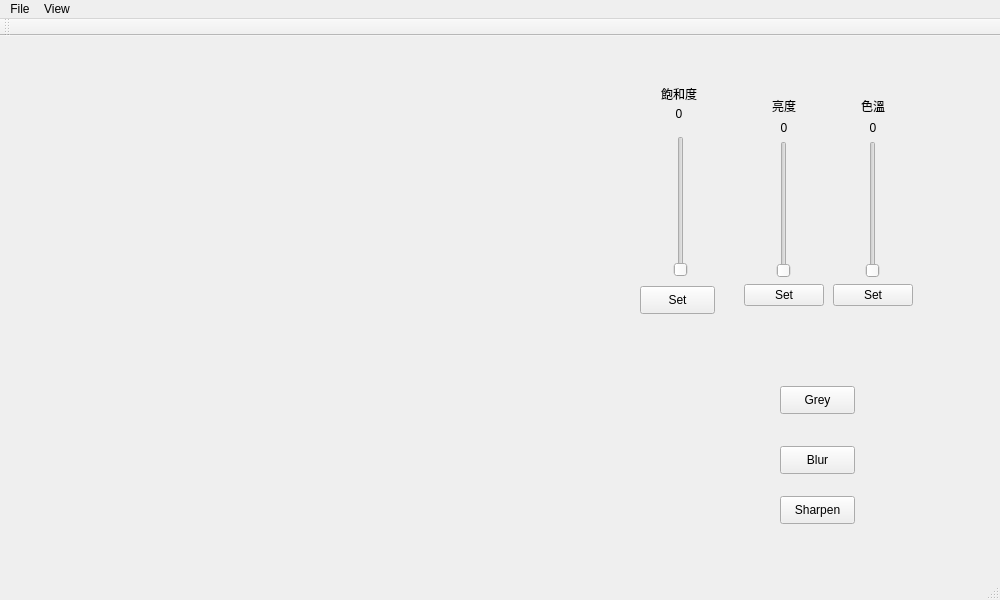
WesleyCh3n/Photo-Editor, file mainwindow.ui: the form before one commit.
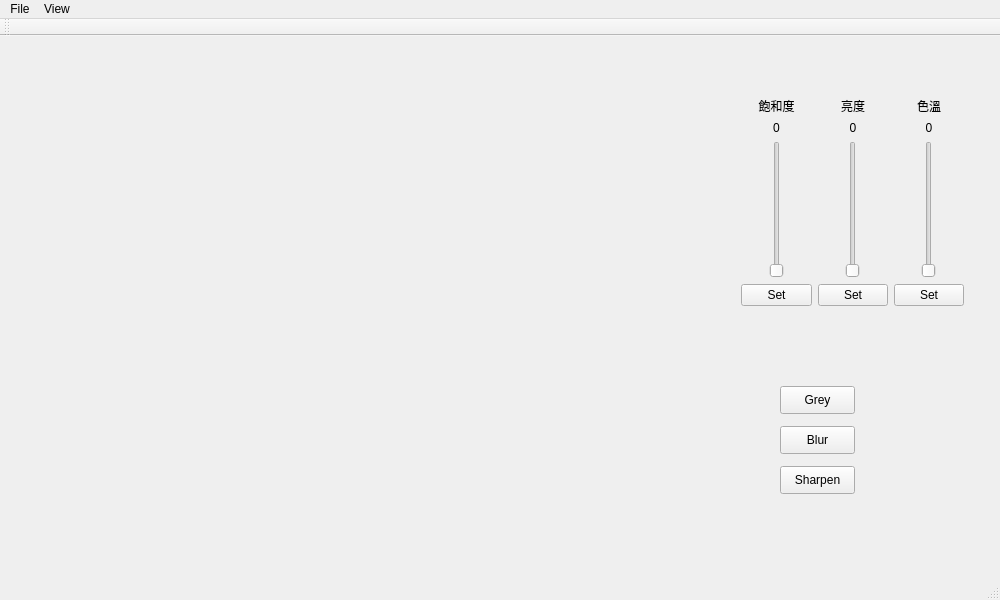
The form after the commit.

```diff
--- a/mainwindow.ui
+++ b/mainwindow.ui
@@ -45,11 +45,65 @@
      <rect>
       <x>730</x>
       <y>50</y>
-      <width>199</width>
+      <width>245</width>
       <height>231</height>
      </rect>
     </property>
     <layout class="QHBoxLayout" name="horizontalLayout">
+     <item>
+      <layout class="QVBoxLayout" name="verticalLayout_3">
+       <item>
+        <widget class="QLabel" name="label_2">
+         <property name="text">
+          <string>飽和度</string>
+         </property>
+         <property name="alignment">
+          <set>Qt::AlignCenter</set>
+         </property>
+        </widget>
+       </item>
+       <item>
+        <widget class="QLabel" name="sliderlabel_saturation">
+         <property name="text">
+          <string>0</string>
+         </property>
+         <property name="alignment">
+          <set>Qt::AlignCenter</set>
+         </property>
+        </widget>
+       </item>
+       <item>
+        <layout class="QHBoxLayout" name="horizontalLayout_4">
+         <item>
+          <widget class="QSlider" name="saturation_slider">
+           <property name="sizePolicy">
+            <sizepolicy hsizetype="Fixed" vsizetype="MinimumExpanding">
+             <horstretch>0</horstretch>
+             <verstretch>0</verstretch>
+            </sizepolicy>
+           </property>
+           <property name="orientation">
+            <enum>Qt::Vertical</enum>
+           </property>
+          </widget>
+         </item>
+        </layout>
+       </item>
+       <item>
+        <widget class="QPushButton" name="saturation_btn">
+         <property name="sizePolicy">
+          <sizepolicy hsizetype="Maximum" vsizetype="Fixed">
+           <horstretch>0</horstretch>
+           <verstretch>0</verstretch>
+          </sizepolicy>
+         </property>
+         <property name="text">
+          <string>Set</string>
+         </property>
+        </widget>
+       </item>
+      </layout>
+     </item>
      <item>
       <layout class="QVBoxLayout" name="verticalLayout_2">
        <item>
@@ -166,24 +220,11 @@
      </item>
     </layout>
    </widget>
-   <widget class="QPushButton" name="saturation_btn">
-    <property name="geometry">
-     <rect>
-      <x>640</x>
-      <y>250</y>
-      <width>75</width>
-      <height>28</height>
-     </rect>
-    </property>
-    <property name="text">
-     <string>Set</string>
-    </property>
-   </widget>
    <widget class="QPushButton" name="blur">
     <property name="geometry">
      <rect>
       <x>780</x>
-      <y>410</y>
+      <y>390</y>
       <width>75</width>
       <height>28</height>
      </rect>
@@ -196,7 +237,7 @@
     <property name="geometry">
      <rect>
       <x>780</x>
-      <y>460</y>
+      <y>430</y>
       <width>75</width>
       <height>28</height>
      </rect>
@@ -205,51 +246,6 @@
      <string>Sharpen</string>
     </property>
    </widget>
-   <widget class="QLabel" name="label_2">
-    <property name="geometry">
-     <rect>
-      <x>650</x>
-      <y>50</y>
-      <width>58</width>
-      <height>15</height>
-     </rect>
-    </property>
-    <property name="text">
-     <string>飽和度</string>
-    </property>
-    <property name="alignment">
-     <set>Qt::AlignCenter</set>
-    </property>
-   </widget>
-   <widget class="QLabel" name="sliderlabel_saturation">
-    <property name="geometry">
-     <rect>
-      <x>650</x>
-      <y>70</y>
-      <width>58</width>
-      <height>15</height>
-     </rect>
-    </property>
-    <property name="text">
-     <string>0</string>
-    </property>
-    <property name="alignment">
-     <set>Qt::AlignCenter</set>
-    </property>
-   </widget>
-   <widget class="QSlider" name="saturation_slider">
-    <property name="geometry">
-     <rect>
-      <x>670</x>
-      <y>100</y>
-      <width>21</width>
-      <height>141</height>
-     </rect>
-    </property>
-    <property name="orientation">
-     <enum>Qt::Vertical</enum>
-    </property>
-   </widget>
   </widget>
   <widget class="QMenuBar" name="menuBar">
    <property name="geometry">
```
Left out of the diff: 2 changed lines with no effect on the pictures.
